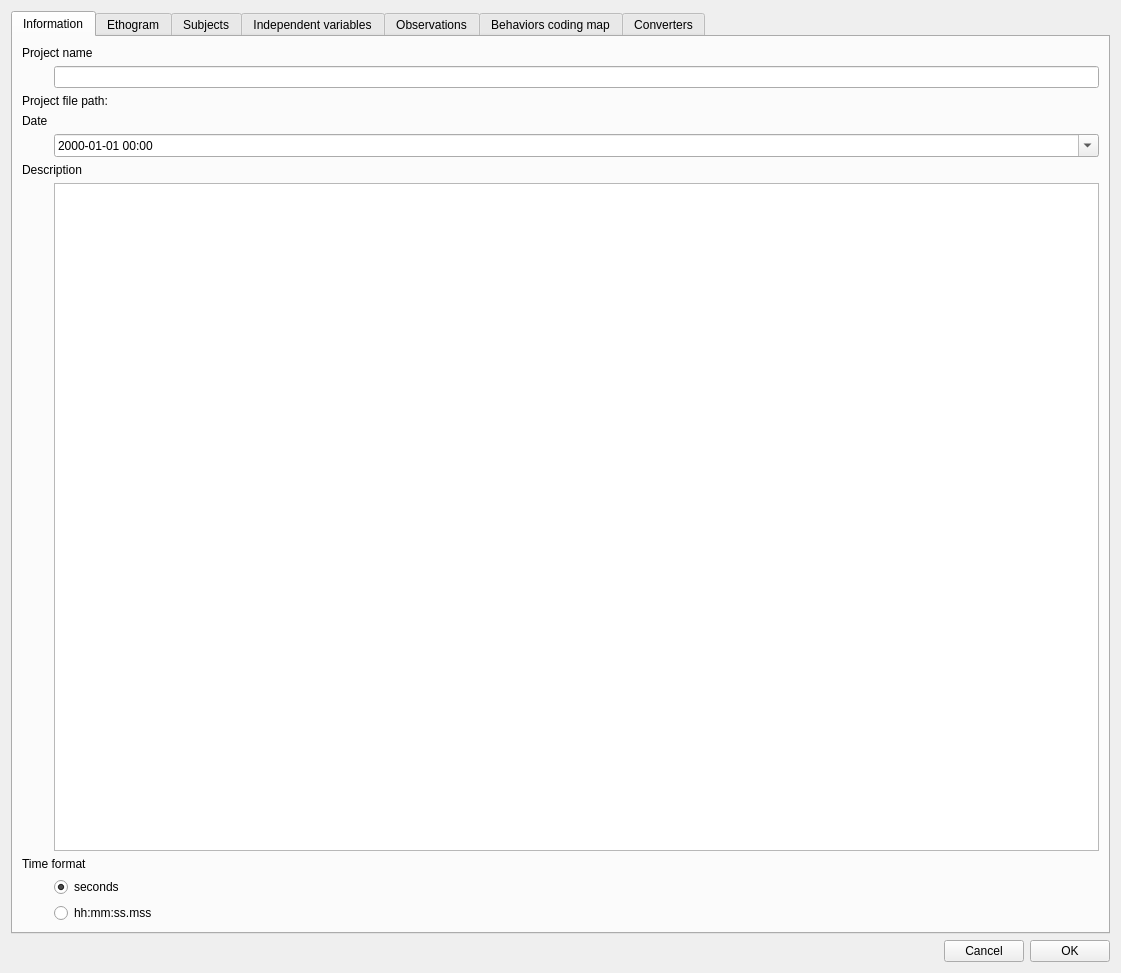
First picture: the form in boris/project.ui, repository olivierfriard/BORIS, before the edit.
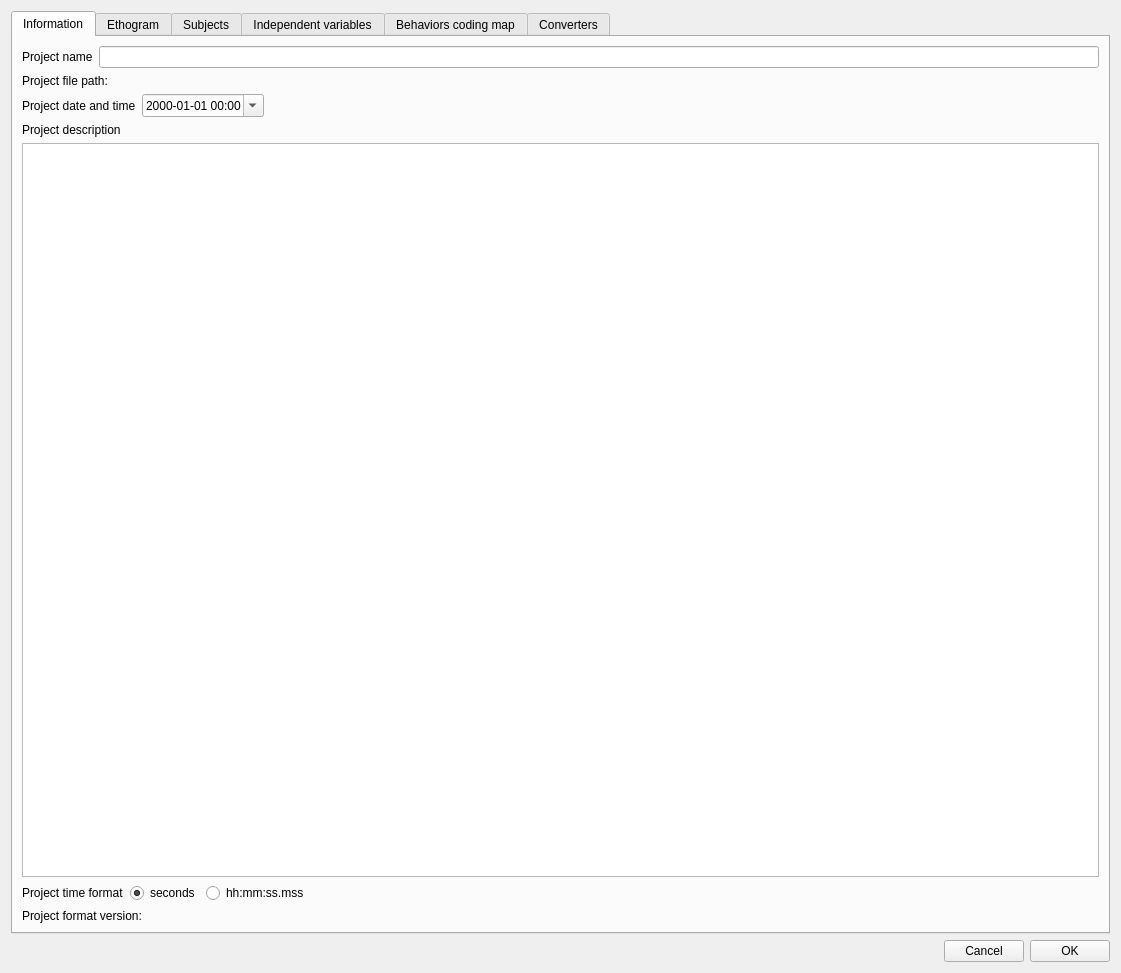
Second picture: the form after the edit. The open tabs and pages were chosen to show the change.

What changed in the file:
```diff
--- a/boris/project.ui
+++ b/boris/project.ui
@@ -25,32 +25,38 @@
         <attribute name="title">
          <string>Information</string>
         </attribute>
-        <layout class="QFormLayout" name="formLayout">
-         <item row="0" column="0" colspan="2">
+        <layout class="QVBoxLayout" name="verticalLayout">
+         <item>
+          <layout class="QHBoxLayout" name="horizontalLayout_15">
+           <item>
           <widget class="QLabel" name="label">
            <property name="text">
             <string>Project name</string>
            </property>
           </widget>
          </item>
-         <item row="1" column="1">
+           <item>
           <widget class="QLineEdit" name="leProjectName"/>
          </item>
-         <item row="2" column="0" colspan="2">
+          </layout>
+         </item>
+         <item>
           <widget class="QLabel" name="lbProjectFilePath">
            <property name="text">
             <string>Project file path:</string>
            </property>
           </widget>
          </item>
-         <item row="3" column="0">
+         <item>
+          <layout class="QHBoxLayout" name="horizontalLayout_18">
+           <item>
           <widget class="QLabel" name="label_7">
            <property name="text">
-            <string>Date</string>
+              <string>Project date and time</string>
            </property>
           </widget>
          </item>
-         <item row="4" column="1">
+           <item>
           <widget class="QDateTimeEdit" name="dteDate">
            <property name="displayFormat">
             <string>yyyy-MM-dd hh:mm</string>
@@ -60,27 +66,44 @@
            </property>
           </widget>
          </item>
-         <item row="5" column="0" colspan="2">
+           <item>
+            <spacer name="horizontalSpacer_10">
+             <property name="orientation">
+              <enum>Qt::Horizontal</enum>
+             </property>
+             <property name="sizeHint" stdset="0">
+              <size>
+               <width>40</width>
+               <height>20</height>
+              </size>
+             </property>
+            </spacer>
+           </item>
+          </layout>
+         </item>
+         <item>
           <widget class="QLabel" name="label_6">
            <property name="text">
-            <string>Description</string>
+            <string>Project description</string>
            </property>
            <property name="alignment">
             <set>Qt::AlignLeading|Qt::AlignLeft|Qt::AlignTop</set>
            </property>
           </widget>
          </item>
-         <item row="6" column="1">
+         <item>
           <widget class="QPlainTextEdit" name="teDescription"/>
          </item>
-         <item row="7" column="0" colspan="2">
+         <item>
+          <layout class="QHBoxLayout" name="horizontalLayout_19">
+           <item>
           <widget class="QLabel" name="lbTimeFormat">
            <property name="text">
-            <string>Time format</string>
+              <string>Project time format</string>
            </property>
           </widget>
          </item>
-         <item row="8" column="1">
+           <item>
           <widget class="QRadioButton" name="rbSeconds">
            <property name="text">
             <string>seconds</string>
@@ -90,16 +113,38 @@
            </property>
           </widget>
          </item>
-         <item row="9" column="1">
+           <item>
           <widget class="QRadioButton" name="rbHMS">
            <property name="text">
             <string>hh:mm:ss.mss</string>
            </property>
           </widget>
          </item>
-        </layout>
-       </widget>
-       <widget class="QWidget" name="tabConfiguration">
+           <item>
+            <spacer name="horizontalSpacer_2">
+             <property name="orientation">
+              <enum>Qt::Horizontal</enum>
+             </property>
+             <property name="sizeHint" stdset="0">
+              <size>
+               <width>40</width>
+               <height>20</height>
+              </size>
+             </property>
+            </spacer>
+           </item>
+          </layout>
+         </item>
+         <item>
+          <widget class="QLabel" name="lb_project_format_version">
+           <property name="text">
+            <string>Project format version:</string>
+           </property>
+          </widget>
+         </item>
+        </layout>
+       </widget>
+       <widget class="QWidget" name="tabEthogram">
         <attribute name="title">
          <string>Ethogram</string>
         </attribute>
@@ -735,69 +780,6 @@
          </item>
         </layout>
        </widget>
-       <widget class="QWidget" name="tabObservations">
-        <attribute name="title">
-         <string>Observations</string>
-        </attribute>
-        <layout class="QVBoxLayout" name="verticalLayout_3">
-         <item>
-          <layout class="QVBoxLayout" name="verticalLayout">
-           <item>
-            <widget class="QTableWidget" name="twObservations">
-             <property name="autoScroll">
-              <bool>false</bool>
-             </property>
-             <property name="editTriggers">
-              <set>QAbstractItemView::NoEditTriggers</set>
-             </property>
-             <property name="dragDropOverwriteMode">
-              <bool>false</bool>
-             </property>
-             <property name="selectionMode">
-              <enum>QAbstractItemView::MultiSelection</enum>
-             </property>
-             <property name="selectionBehavior">
-              <enum>QAbstractItemView::SelectRows</enum>
-             </property>
-             <property name="textElideMode">
-              <enum>Qt::ElideRight</enum>
-             </property>
-             <property name="wordWrap">
-              <bool>true</bool>
-             </property>
-             <column>
-              <property name="text">
-               <string>id</string>
-              </property>
-             </column>
-             <column>
-              <property name="text">
-               <string>Date</string>
-              </property>
-             </column>
-             <column>
-              <property name="text">
-               <string>Description</string>
-              </property>
-             </column>
-             <column>
-              <property name="text">
-               <string>Media</string>
-              </property>
-             </column>
-            </widget>
-           </item>
-           <item>
-            <widget class="QPushButton" name="pbRemoveObservation">
-             <property name="text">
-              <string>Remove selected observations</string>
-             </property>
-            </widget>
-           </item>
-          </layout>
-         </item>
-        </layout>
-       </widget>
        <widget class="QWidget" name="tabBehavCodingMap">
         <attribute name="title">
          <string>Behaviors coding map</string>
```
Left out of the diff: 109 changed lines with no effect on the pictures. Lines whose indentation alone changed are shown as unchanged.
